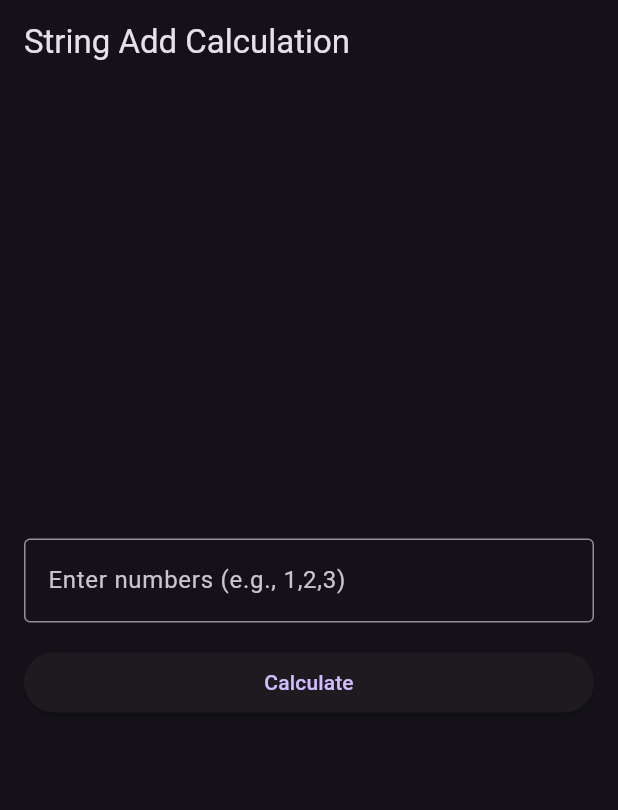
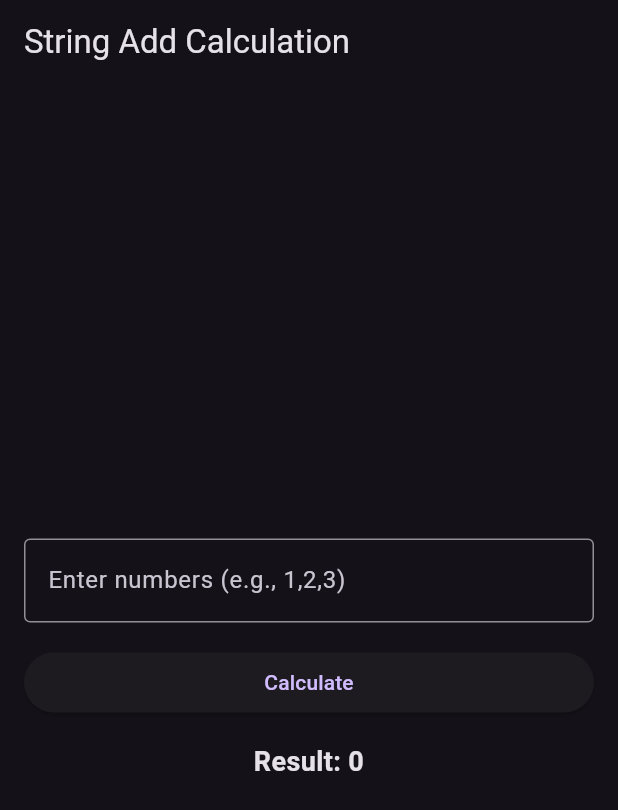
Before and after one commit to RidhamK/calculator_tdd, a Flutter app: the screen it shows after launch, after a tap on "Calculate", on a phone screen of 412 x 824 dp. Shown: the top 810 px of the screen. Run offline on Flutter 3.47's test engine with Material 3 defaults, Android fonts, the phone set to English and light mode, and no system bars.

Commit message:
Implement add method

```diff
--- a/lib/CalculatorScreen.dart
+++ b/lib/CalculatorScreen.dart
@@ -1,4 +1,6 @@
 import 'package:flutter/material.dart';
+
+import 'StringCalculator.dart';
 
 class CalculatorScreen extends StatefulWidget {
   const CalculatorScreen({super.key});
@@ -10,10 +12,14 @@ class CalculatorScreen extends StatefulWidget {
 class _CalculatorScreenState extends State<CalculatorScreen> {
   final TextEditingController _controller = TextEditingController();
   String _result = '';
+  final StringCalculator _calculator = StringCalculator();
 
   void _calculate() {
     try {
-
+      int sum = _calculator.add(_controller.text);
+      setState(() {
+        _result = 'Result: $sum';
+      });
     } catch (e) {
       setState(() {
         _result = 'Error: ${e.toString()}';
```
